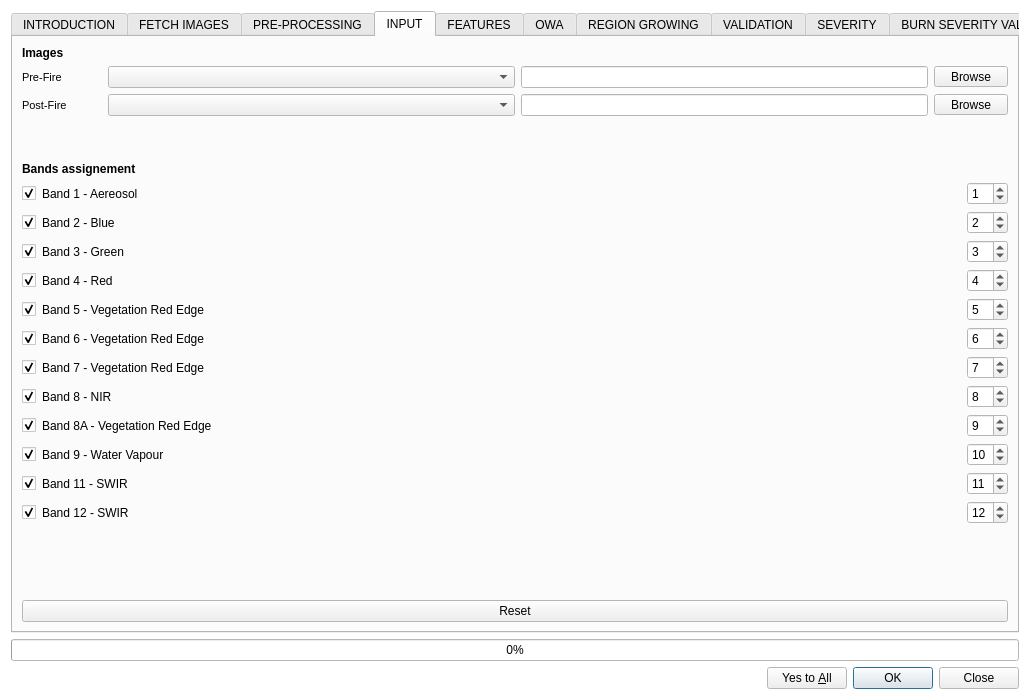
The window that BAD_dialog_base.ui (silviamacchi/BAD_v.3.0.0) describes before a commit, drawn with Qt 5.
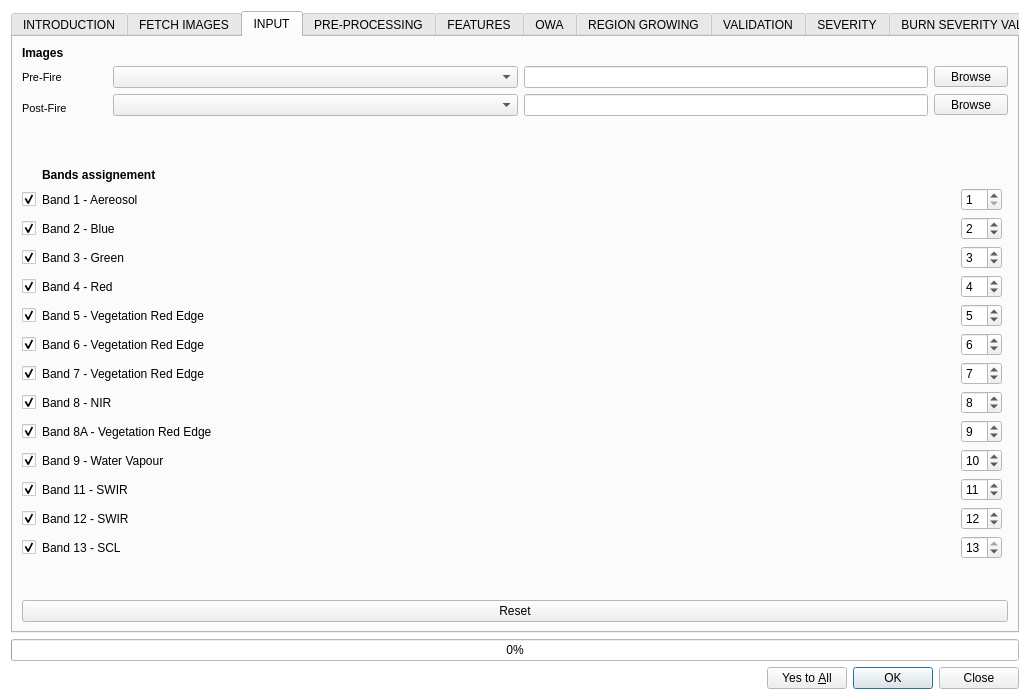
The same window after the commit. The open tabs and pages were chosen to show the change.

Commit message: added AOI coord check and change INPUT and PREPROC tab, to be fixed

Diff of the .ui file:
```diff
--- a/BAD_dialog_base.ui
+++ b/BAD_dialog_base.ui
@@ -161,7 +161,7 @@
      </property>
     </widget>
    </item>
-   <item row="2" column="0">
+   <item row="1" column="0">
     <widget class="QTabWidget" name="tabWidget">
      <property name="sizePolicy">
       <sizepolicy hsizetype="Expanding" vsizetype="Expanding">
@@ -177,6 +177,7 @@
      </property>
      <property name="font">
       <font>
+       <weight>50</weight>
        <bold>false</bold>
       </font>
      </property>
@@ -1255,7 +1256,592 @@
        </item>
       </layout>
      </widget>
-     <widget class="QWidget" name="tabMasking">
+     <widget class="QWidget" name="tab_2">
+      <attribute name="title">
+       <string>INPUT</string>
+      </attribute>
+      <layout class="QGridLayout" name="gridLayout_3">
+       <item row="1" column="0" colspan="2">
+        <layout class="QGridLayout" name="gridLayout_2">
+         <item row="0" column="1">
+          <spacer name="horizontalSpacer_20">
+           <property name="orientation">
+            <enum>Qt::Horizontal</enum>
+           </property>
+           <property name="sizeType">
+            <enum>QSizePolicy::Fixed</enum>
+           </property>
+           <property name="sizeHint" stdset="0">
+            <size>
+             <width>40</width>
+             <height>20</height>
+            </size>
+           </property>
+          </spacer>
+         </item>
+         <item row="0" column="2">
+          <widget class="QComboBox" name="comboBox_prefire">
+           <property name="enabled">
+            <bool>true</bool>
+           </property>
+           <property name="sizePolicy">
+            <sizepolicy hsizetype="Expanding" vsizetype="Fixed">
+             <horstretch>0</horstretch>
+             <verstretch>0</verstretch>
+            </sizepolicy>
+           </property>
+          </widget>
+         </item>
+         <item row="0" column="0">
+          <widget class="QLabel" name="label_42">
+           <property name="font">
+            <font>
+             <pointsize>8</pointsize>
+             <weight>50</weight>
+             <bold>false</bold>
+            </font>
+           </property>
+           <property name="text">
+            <string>Pre-Fire</string>
+           </property>
+          </widget>
+         </item>
+         <item row="1" column="3">
+          <widget class="QLineEdit" name="lineEdit_Post"/>
+         </item>
+         <item row="0" column="4">
+          <widget class="QToolButton" name="toolButton_browse_prefire">
+           <property name="text">
+            <string>   Browse   </string>
+           </property>
+          </widget>
+         </item>
+         <item row="0" column="3">
+          <widget class="QLineEdit" name="lineEdit_Pre"/>
+         </item>
+         <item row="1" column="2">
+          <widget class="QComboBox" name="comboBox_postfire">
+           <property name="sizePolicy">
+            <sizepolicy hsizetype="Expanding" vsizetype="Fixed">
+             <horstretch>0</horstretch>
+             <verstretch>0</verstretch>
+            </sizepolicy>
+           </property>
+          </widget>
+         </item>
+         <item row="1" column="4">
+          <widget class="QToolButton" name="toolButton_browse_postfire">
+           <property name="text">
+            <string>   Browse   </string>
+           </property>
+          </widget>
+         </item>
+         <item row="1" column="0" rowspan="2">
+          <widget class="QLabel" name="label_5">
+           <property name="font">
+            <font>
+             <pointsize>8</pointsize>
+             <weight>50</weight>
+             <bold>false</bold>
+            </font>
+           </property>
+           <property name="text">
+            <string>Post-Fire</string>
+           </property>
+          </widget>
+         </item>
+        </layout>
+       </item>
+       <item row="4" column="0">
+        <layout class="QGridLayout" name="gridLayout_5">
+         <item row="0" column="0">
+          <layout class="QGridLayout" name="gridLayout_14">
+           <item row="10" column="0">
+            <widget class="QCheckBox" name="checkBox_input_B9">
+             <property name="text">
+              <string/>
+             </property>
+             <property name="checked">
+              <bool>true</bool>
+             </property>
+            </widget>
+           </item>
+           <item row="6" column="1">
+            <widget class="QLabel" name="label_22">
+             <property name="text">
+              <string>Band 6 - Vegetation Red Edge</string>
+             </property>
+            </widget>
+           </item>
+           <item row="11" column="1">
+            <widget class="QLabel" name="label_26">
+             <property name="text">
+              <string>Band 11 - SWIR</string>
+             </property>
+            </widget>
+           </item>
+           <item row="12" column="3">
+            <widget class="QSpinBox" name="spinBox_input_B12">
+             <property name="minimum">
+              <number>1</number>
+             </property>
+             <property name="maximum">
+              <number>13</number>
+             </property>
+             <property name="value">
+              <number>12</number>
+             </property>
+            </widget>
+           </item>
+           <item row="1" column="1">
+            <widget class="QLabel" name="label_12">
+             <property name="text">
+              <string>Band 1 - Aereosol</string>
+             </property>
+            </widget>
+           </item>
+           <item row="1" column="3">
+            <widget class="QSpinBox" name="spinBox_input_B1">
+             <property name="minimum">
+              <number>1</number>
+             </property>
+             <property name="maximum">
+              <number>13</number>
+             </property>
+             <property name="value">
+              <number>1</number>
+             </property>
+            </widget>
+           </item>
+           <item row="7" column="1">
+            <widget class="QLabel" name="label_25">
+             <property name="text">
+              <string>Band 7 - Vegetation Red Edge</string>
+             </property>
+            </widget>
+           </item>
+           <item row="5" column="1">
+            <widget class="QLabel" name="label_21">
+             <property name="text">
+              <string>Band 5 - Vegetation Red Edge</string>
+             </property>
+            </widget>
+           </item>
+           <item row="6" column="3">
+            <widget class="QSpinBox" name="spinBox_input_B6">
+             <property name="minimum">
+              <number>1</number>
+             </property>
+             <property name="maximum">
+              <number>13</number>
+             </property>
+             <property name="value">
+              <number>6</number>
+             </property>
+            </widget>
+           </item>
+           <item row="10" column="3">
+            <widget class="QSpinBox" name="spinBox_input_B9">
+             <property name="minimum">
+              <number>1</number>
+             </property>
+             <property name="maximum">
+              <number>13</number>
+             </property>
+             <property name="value">
+              <number>10</number>
+             </property>
+            </widget>
+           </item>
+           <item row="3" column="3">
+            <widget class="QSpinBox" name="spinBox_input_B3">
+             <property name="minimum">
+              <number>1</number>
+             </property>
+             <property name="maximum">
+              <number>13</number>
+             </property>
+             <property name="value">
+              <number>3</number>
+             </property>
+            </widget>
+           </item>
+           <item row="1" column="2">
+            <spacer name="horizontalSpacer">
+             <property name="orientation">
+              <enum>Qt::Horizontal</enum>
+             </property>
+             <property name="sizeHint" stdset="0">
+              <size>
+               <width>40</width>
+               <height>20</height>
+              </size>
+             </property>
+            </spacer>
+           </item>
+           <item row="13" column="3">
+            <widget class="QSpinBox" name="spinBox_input_B13">
+             <property name="minimum">
+              <number>1</number>
+             </property>
+             <property name="maximum">
+              <number>13</number>
+             </property>
+             <property name="value">
+              <number>13</number>
+             </property>
+            </widget>
+           </item>
+           <item row="5" column="3">
+            <widget class="QSpinBox" name="spinBox_input_B5">
+             <property name="minimum">
+              <number>1</number>
+             </property>
+             <property name="maximum">
+              <number>13</number>
+             </property>
+             <property name="value">
+              <number>5</number>
+             </property>
+            </widget>
+           </item>
+           <item row="8" column="3">
+            <widget class="QSpinBox" name="spinBox_input_B8">
+             <property name="minimum">
+              <number>1</number>
+             </property>
+             <property name="maximum">
+              <number>13</number>
+             </property>
+             <property name="value">
+              <number>8</number>
+             </property>
+            </widget>
+           </item>
+           <item row="3" column="1">
+            <widget class="QLabel" name="label_19">
+             <property name="text">
+              <string>Band 3 - Green</string>
+             </property>
+            </widget>
+           </item>
+           <item row="3" column="0">
+            <widget class="QCheckBox" name="checkBox_input_B3">
+             <property name="text">
+              <string/>
+             </property>
+             <property name="checked">
+              <bool>true</bool>
+             </property>
+            </widget>
+           </item>
+           <item row="11" column="0">
+            <widget class="QCheckBox" name="checkBox_input_B11">
+             <property name="text">
+              <string/>
+             </property>
+             <property name="checked">
+              <bool>true</bool>
+             </property>
+            </widget>
+           </item>
+           <item row="10" column="1">
+            <widget class="QLabel" name="label_23">
+             <property name="text">
+              <string>Band 9 - Water Vapour</string>
+             </property>
+            </widget>
+           </item>
+           <item row="5" column="0">
+            <widget class="QCheckBox" name="checkBox_input_B5">
+             <property name="text">
+              <string/>
+             </property>
+             <property name="checked">
+              <bool>true</bool>
+             </property>
+            </widget>
+           </item>
+           <item row="1" column="0">
+            <widget class="QCheckBox" name="checkBox_input_B1">
+             <property name="text">
+              <string/>
+             </property>
+             <property name="checked">
+              <bool>true</bool>
+             </property>
+            </widget>
+           </item>
+           <item row="6" column="0">
+            <widget class="QCheckBox" name="checkBox_input_B6">
+             <property name="text">
+              <string/>
+             </property>
+             <property name="checked">
+              <bool>true</bool>
+             </property>
+            </widget>
+           </item>
+           <item row="9" column="3">
+            <widget class="QSpinBox" name="spinBox_input_B8A">
+             <property name="minimum">
+              <number>1</number>
+             </property>
+             <property name="maximum">
+              <number>13</number>
+             </property>
+             <property name="value">
+              <number>9</number>
+             </property>
+            </widget>
+           </item>
+           <item row="8" column="1">
+            <widget class="QLabel" name="label_24">
+             <property name="text">
+              <string>Band 8 - NIR</string>
+             </property>
+            </widget>
+           </item>
+           <item row="2" column="1">
+            <widget class="QLabel" name="label_20">
+             <property name="text">
+              <string>Band 2 - Blue</string>
+             </property>
+            </widget>
+           </item>
+           <item row="13" column="0">
+            <widget class="QCheckBox" name="checkBox_input_B13">
+             <property name="text">
+              <string/>
+             </property>
+             <property name="checked">
+              <bool>true</bool>
+             </property>
+            </widget>
+           </item>
+           <item row="8" column="0">
+            <widget class="QCheckBox" name="checkBox_input_B8">
+             <property name="text">
+              <string/>
+             </property>
+             <property name="checked">
+              <bool>true</bool>
+             </property>
+            </widget>
+           </item>
+           <item row="13" column="1">
+            <widget class="QLabel" name="label_89">
+             <property name="text">
+              <string>Band 13 - SCL</string>
+             </property>
+            </widget>
+           </item>
+           <item row="7" column="0">
+            <widget class="QCheckBox" name="checkBox_input_B7">
+             <property name="text">
+              <string/>
+             </property>
+             <property name="checked">
+              <bool>true</bool>
+             </property>
+            </widget>
+           </item>
+           <item row="9" column="1">
+            <widget class="QLabel" name="label_63">
+             <property name="text">
+              <string>Band 8A - Vegetation Red Edge</string>
+             </property>
+            </widget>
+           </item>
+           <item row="11" column="3">
+            <widget class="QSpinBox" name="spinBox_input_B11">
+             <property name="minimum">
+              <number>1</number>
+             </property>
+             <property name="maximum">
+              <number>13</number>
+             </property>
+             <property name="value">
+              <number>11</number>
+             </property>
+            </widget>
+           </item>
+           <item row="12" column="1">
+            <widget class="QLabel" name="label_28">
+             <property name="text">
+              <string>Band 12 - SWIR</string>
+             </property>
+            </widget>
+           </item>
+           <item row="4" column="0">
+            <widget class="QCheckBox" name="checkBox_input_B4">
+             <property name="text">
+              <string/>
+             </property>
+             <property name="checked">
+              <bool>true</bool>
+             </property>
+            </widget>
+           </item>
+           <item row="4" column="3">
+            <widget class="QSpinBox" name="spinBox_input_B4">
+             <property name="minimum">
+              <number>1</number>
+             </property>
+             <property name="maximum">
+              <number>13</number>
+             </property>
+             <property name="value">
+              <number>4</number>
+             </property>
+            </widget>
+           </item>
+           <item row="7" column="3">
+            <widget class="QSpinBox" name="spinBox_input_B7">
+             <property name="minimum">
+              <number>1</number>
+             </property>
+             <property name="maximum">
+              <number>13</number>
+             </property>
+             <property name="value">
+              <number>7</number>
+             </property>
+            </widget>
+           </item>
+           <item row="2" column="0">
+            <widget class="QCheckBox" name="checkBox_input_B2">
+             <property name="text">
+              <string/>
+             </property>
+             <property name="checked">
+              <bool>true</bool>
+             </property>
+            </widget>
+           </item>
+           <item row="12" column="0">
+            <widget class="QCheckBox" name="checkBox_input_B12">
+             <property name="text">
+              <string/>
+             </property>
+             <property name="checked">
+              <bool>true</bool>
+             </property>
+            </widget>
+           </item>
+           <item row="4" column="1">
+            <widget class="QLabel" name="label_13">
+             <property name="text">
+              <string>Band 4 - Red</string>
+             </property>
+            </widget>
+           </item>
+           <item row="2" column="3">
+            <widget class="QSpinBox" name="spinBox_input_B2">
+             <property name="minimum">
+              <number>1</number>
+             </property>
+             <property name="maximum">
+              <number>13</number>
+             </property>
+             <property name="value">
+              <number>2</number>
+             </property>
+            </widget>
+           </item>
+           <item row="9" column="0">
+            <widget class="QCheckBox" name="checkBox_input_B8A">
+             <property name="text">
+              <string/>
+             </property>
+             <property name="checked">
+              <bool>true</bool>
+             </property>
+            </widget>
+           </item>
+           <item row="0" column="1">
+            <widget class="QLabel" name="label_10">
+             <property name="font">
+              <font>
+               <pointsize>9</pointsize>
+               <weight>75</weight>
+               <bold>true</bold>
+              </font>
+             </property>
+             <property name="text">
+              <string>Bands assignement</string>
+             </property>
+            </widget>
+           </item>
+          </layout>
+         </item>
+         <item row="1" column="0">
+          <spacer name="verticalSpacer_10">
+           <property name="orientation">
+            <enum>Qt::Vertical</enum>
+           </property>
+           <property name="sizeType">
+            <enum>QSizePolicy::Expanding</enum>
+           </property>
+           <property name="sizeHint" stdset="0">
+            <size>
+             <width>20</width>
+             <height>5</height>
+            </size>
+           </property>
+          </spacer>
+         </item>
+        </layout>
+       </item>
+       <item row="7" column="0" colspan="2">
+        <widget class="QPushButton" name="pushButton_input_reset">
+         <property name="sizePolicy">
+          <sizepolicy hsizetype="Expanding" vsizetype="Fixed">
+           <horstretch>0</horstretch>
+           <verstretch>0</verstretch>
+          </sizepolicy>
+         </property>
+         <property name="layoutDirection">
+          <enum>Qt::RightToLeft</enum>
+         </property>
+         <property name="text">
+          <string>Reset</string>
+         </property>
+        </widget>
+       </item>
+       <item row="0" column="0">
+        <widget class="QLabel" name="label_11">
+         <property name="font">
+          <font>
+           <pointsize>9</pointsize>
+           <weight>75</weight>
+           <bold>true</bold>
+          </font>
+         </property>
+         <property name="text">
+          <string>Images</string>
+         </property>
+        </widget>
+       </item>
+       <item row="3" column="0">
+        <spacer name="verticalSpacer_7">
+         <property name="orientation">
+          <enum>Qt::Vertical</enum>
+         </property>
+         <property name="sizeType">
+          <enum>QSizePolicy::Fixed</enum>
+         </property>
+         <property name="sizeHint" stdset="0">
+          <size>
+           <width>20</width>
+           <height>40</height>
+          </size>
+         </property>
+        </spacer>
+       </item>
+      </layout>
+     </widget>
+     <widget class="QWidget" name="tab_Masking">
       <attribute name="title">
        <string>PRE-PROCESSING</string>
       </attribute>
@@ -1567,581 +2153,6 @@
        </item>
       </layout>
      </widget>
-     <widget class="QWidget" name="tab_2">
-      <attribute name="title">
-       <string>INPUT</string>
-      </attribute>
-      <layout class="QGridLayout" name="gridLayout_3">
-       <item row="0" column="0" colspan="2">
-        <layout class="QGridLayout" name="gridLayout_2">
-         <item row="6" column="0">
-          <layout class="QGridLayout" name="gridLayout_5">
-           <item row="0" column="0">
-            <layout class="QGridLayout" name="gridLayout_14">
-             <item row="4" column="1">
-              <widget class="QLabel" name="label_21">
-               <property name="text">
-                <string>Band 5 - Vegetation Red Edge</string>
-               </property>
-              </widget>
-             </item>
-             <item row="0" column="2">
-              <spacer name="horizontalSpacer">
-               <property name="orientation">
-                <enum>Qt::Horizontal</enum>
-               </property>
-               <property name="sizeHint" stdset="0">
-                <size>
-                 <width>40</width>
-                 <height>20</height>
-                </size>
-               </property>
-              </spacer>
-             </item>
-             <item row="9" column="1">
-              <widget class="QLabel" name="label_23">
-               <property name="text">
-                <string>Band 9 - Water Vapour</string>
-               </property>
-              </widget>
-             </item>
-             <item row="3" column="0">
-              <widget class="QCheckBox" name="checkBox_input_B4">
-               <property name="text">
-                <string/>
-               </property>
-               <property name="checked">
-                <bool>true</bool>
-               </property>
-              </widget>
-             </item>
-             <item row="0" column="1">
-              <widget class="QLabel" name="label_12">
-               <property name="text">
-                <string>Band 1 - Aereosol</string>
-               </property>
-              </widget>
-             </item>
-             <item row="5" column="0">
-              <widget class="QCheckBox" name="checkBox_input_B6">
-               <property name="text">
-                <string/>
-               </property>
-               <property name="checked">
-                <bool>true</bool>
-               </property>
-              </widget>
-             </item>
-             <item row="6" column="1">
-              <widget class="QLabel" name="label_25">
-               <property name="text">
-                <string>Band 7 - Vegetation Red Edge</string>
-               </property>
-              </widget>
-             </item>
-             <item row="1" column="0">
-              <widget class="QCheckBox" name="checkBox_input_B2">
-               <property name="text">
-                <string/>
-               </property>
-               <property name="checked">
-                <bool>true</bool>
-               </property>
-              </widget>
-             </item>
-             <item row="5" column="1">
-              <widget class="QLabel" name="label_22">
-               <property name="text">
-                <string>Band 6 - Vegetation Red Edge</string>
-               </property>
-              </widget>
-             </item>
-             <item row="10" column="0">
-              <widget class="QCheckBox" name="checkBox_input_B11">
-               <property name="text">
-                <string/>
-               </property>
-               <property name="checked">
-                <bool>true</bool>
-               </property>
-              </widget>
-             </item>
-             <item row="7" column="1">
-              <widget class="QLabel" name="label_24">
-               <property name="text">
-                <string>Band 8 - NIR</string>
-               </property>
-              </widget>
-             </item>
-             <item row="8" column="1">
-              <widget class="QLabel" name="label_63">
-               <property name="text">
-                <string>Band 8A - Vegetation Red Edge</string>
-               </property>
-              </widget>
-             </item>
-             <item row="1" column="1">
-              <widget class="QLabel" name="label_20">
-               <property name="text">
-                <string>Band 2 - Blue</string>
-               </property>
-              </widget>
-             </item>
-             <item row="2" column="1">
-              <widget class="QLabel" name="label_19">
-               <property name="text">
-                <string>Band 3 - Green</string>
-               </property>
-              </widget>
-             </item>
-             <item row="7" column="0">
-              <widget class="QCheckBox" name="checkBox_input_B8">
-               <property name="text">
-                <string/>
-               </property>
-               <property name="checked">
-                <bool>true</bool>
-               </property>
-              </widget>
-             </item>
-             <item row="6" column="0">
-              <widget class="QCheckBox" name="checkBox_input_B7">
-               <property name="text">
-                <string/>
-               </property>
-               <property name="checked">
-                <bool>true</bool>
-               </property>
-              </widget>
-             </item>
-             <item row="4" column="0">
-              <widget class="QCheckBox" name="checkBox_input_B5">
-               <property name="text">
-                <string/>
-               </property>
-               <property name="checked">
-                <bool>true</bool>
-               </property>
-              </widget>
-             </item>
-             <item row="0" column="0">
-              <widget class="QCheckBox" name="checkBox_input_B1">
-               <property name="text">
-                <string/>
-               </property>
-               <property name="checked">
-                <bool>true</bool>
-               </property>
-              </widget>
-             </item>
-             <item row="0" column="3">
-              <widget class="QSpinBox" name="spinBox_input_B1">
-               <property name="minimum">
-                <number>0</number>
-               </property>
-               <property name="maximum">
-                <number>13</number>
-               </property>
-               <property name="value">
-                <number>1</number>
-               </property>
-              </widget>
-             </item>
-             <item row="8" column="0">
-              <widget class="QCheckBox" name="checkBox_input_B8A">
-               <property name="text">
-                <string/>
-               </property>
-               <property name="checked">
-                <bool>true</bool>
-               </property>
-              </widget>
-             </item>
-             <item row="3" column="1">
-              <widget class="QLabel" name="label_13">
-               <property name="text">
-                <string>Band 4 - Red</string>
-               </property>
-              </widget>
-             </item>
-             <item row="9" column="0">
-              <widget class="QCheckBox" name="checkBox_input_B9">
-               <property name="text">
-                <string/>
-               </property>
-               <property name="checked">
-                <bool>true</bool>
-               </property>
-              </widget>
-             </item>
-             <item row="10" column="1">
-              <widget class="QLabel" name="label_26">
-               <property name="text">
-                <string>Band 11 - SWIR</string>
-               </property>
-              </widget>
-             </item>
-             <item row="2" column="0">
-              <widget class="QCheckBox" name="checkBox_input_B3">
-               <property name="text">
-                <string/>
-               </property>
-               <property name="checked">
-                <bool>true</bool>
-               </property>
-              </widget>
-             </item>
-             <item row="11" column="0">
-              <widget class="QCheckBox" name="checkBox_input_B12">
-               <property name="text">
-                <string/>
-               </property>
-               <property name="checked">
-                <bool>true</bool>
-               </property>
-              </widget>
-             </item>
-             <item row="11" column="1">
-              <widget class="QLabel" name="label_28">
-               <property name="text">
-                <string>Band 12 - SWIR</string>
-               </property>
-              </widget>
-             </item>
-             <item row="1" column="3">
-              <widget class="QSpinBox" name="spinBox_input_B2">
-               <property name="minimum">
-                <number>0</number>
-               </property>
-               <property name="maximum">
-                <number>13</number>
-               </property>
-               <property name="value">
-                <number>2</number>
-               </property>
-              </widget>
-             </item>
-             <item row="2" column="3">
-              <widget class="QSpinBox" name="spinBox_input_B3">
-               <property name="minimum">
-                <number>0</number>
-               </property>
-               <property name="maximum">
-                <number>13</number>
-               </property>
-               <property name="value">
-                <number>3</number>
-               </property>
-              </widget>
-             </item>
-             <item row="3" column="3">
-              <widget class="QSpinBox" name="spinBox_input_B4">
-               <property name="minimum">
-                <number>0</number>
-               </property>
-               <property name="maximum">
-                <number>13</number>
-               </property>
-               <property name="value">
-                <number>4</number>
-               </property>
-              </widget>
-             </item>
-             <item row="4" column="3">
-              <widget class="QSpinBox" name="spinBox_input_B5">
-               <property name="minimum">
-                <number>0</number>
-               </property>
-               <property name="maximum">
-                <number>13</number>
-               </property>
-               <property name="value">
-                <number>5</number>
-               </property>
-              </widget>
-             </item>
-             <item row="5" column="3">
-              <widget class="QSpinBox" name="spinBox_input_B6">
-               <property name="minimum">
-                <number>0</number>
-               </property>
-               <property name="maximum">
-                <number>13</number>
-               </property>
-               <property name="value">
-                <number>6</number>
-               </property>
-              </widget>
-             </item>
-             <item row="6" column="3">
-              <widget class="QSpinBox" name="spinBox_input_B7">
-               <property name="minimum">
-                <number>0</number>
-               </property>
-               <property name="maximum">
-                <number>13</number>
-               </property>
-               <property name="value">
-                <number>7</number>
-               </property>
-              </widget>
-             </item>
-             <item row="7" column="3">
-              <widget class="QSpinBox" name="spinBox_input_B8">
-               <property name="minimum">
-                <number>0</number>
-               </property>
-               <property name="maximum">
-                <number>13</number>
-               </property>
-               <property name="value">
-                <number>8</number>
-               </property>
-              </widget>
-             </item>
-             <item row="8" column="3">
-              <widget class="QSpinBox" name="spinBox_input_B8A">
-               <property name="minimum">
-                <number>0</number>
-               </property>
-               <property name="maximum">
-                <number>13</number>
-               </property>
-               <property name="value">
-                <number>9</number>
-               </property>
-              </widget>
-             </item>
-             <item row="9" column="3">
-              <widget class="QSpinBox" name="spinBox_input_B9">
-               <property name="minimum">
-                <number>0</number>
-               </property>
-               <property name="maximum">
-                <number>13</number>
-               </property>
-               <property name="value">
-                <number>10</number>
-               </property>
-              </widget>
-             </item>
-             <item row="10" column="3">
-              <widget class="QSpinBox" name="spinBox_input_B11">
-               <property name="minimum">
-                <number>0</number>
-               </property>
-               <property name="maximum">
-                <number>13</number>
-               </property>
-               <property name="value">
-                <number>11</number>
-               </property>
-              </widget>
-             </item>
-             <item row="11" column="3">
-              <widget class="QSpinBox" name="spinBox_input_B12">
-               <property name="minimum">
-                <number>0</number>
-               </property>
-               <property name="maximum">
-                <number>13</number>
-               </property>
-               <property name="value">
-                <number>12</number>
-               </property>
-              </widget>
-             </item>
-            </layout>
-           </item>
-          </layout>
-         </item>
-         <item row="2" column="0">
-          <layout class="QHBoxLayout" name="horizontalLayout_24">
-           <item>
-            <widget class="QLabel" name="label_5">
-             <property name="font">
-              <font>
-               <pointsize>8</pointsize>
-               <bold>false</bold>
-              </font>
-             </property>
-             <property name="text">
-              <string>Post-Fire</string>
-             </property>
-            </widget>
-           </item>
-           <item>
-            <spacer name="horizontalSpacer_19">
-             <property name="orientation">
-              <enum>Qt::Horizontal</enum>
-             </property>
-             <property name="sizeType">
-              <enum>QSizePolicy::Fixed</enum>
-             </property>
-             <property name="sizeHint" stdset="0">
-              <size>
-               <width>35</width>
-               <height>20</height>
-              </size>
-             </property>
-            </spacer>
-           </item>
-           <item>
-            <widget class="QComboBox" name="comboBox_postfire">
-             <property name="sizePolicy">
-              <sizepolicy hsizetype="Expanding" vsizetype="Fixed">
-               <horstretch>0</horstretch>
-               <verstretch>0</verstretch>
-              </sizepolicy>
-             </property>
-            </widget>
-           </item>
-           <item>
-            <widget class="QLineEdit" name="lineEdit_Post"/>
-           </item>
-           <item>
-            <widget class="QToolButton" name="toolButton_browse_postfire">
-             <property name="text">
-              <string>   Browse   </string>
-             </property>
-            </widget>
-           </item>
-          </layout>
-         </item>
-         <item row="0" column="0">
-          <widget class="QLabel" name="label_11">
-           <property name="font">
-            <font>
-             <pointsize>9</pointsize>
-             <bold>true</bold>
-            </font>
-           </property>
-           <property name="text">
-            <string>Images</string>
-           </property>
-          </widget>
-         </item>
-         <item row="5" column="0">
-          <widget class="QLabel" name="label_10">
-           <property name="font">
-            <font>
-             <pointsize>9</pointsize>
-             <bold>true</bold>
-            </font>
-           </property>
-           <property name="text">
-            <string>Bands assignement</string>
-           </property>
-          </widget>
-         </item>
-         <item row="1" column="0">
-          <layout class="QHBoxLayout" name="horizontalLayout_18">
-           <item>
-            <widget class="QLabel" name="label_42">
-             <property name="font">
-              <font>
-               <pointsize>8</pointsize>
-               <bold>false</bold>
-              </font>
-             </property>
-             <property name="text">
-              <string>Pre-Fire</string>
-             </property>
-            </widget>
-           </item>
-           <item>
-            <spacer name="horizontalSpacer_20">
-             <property name="orientation">
-              <enum>Qt::Horizontal</enum>
-             </property>
-             <property name="sizeType">
-              <enum>QSizePolicy::Fixed</enum>
-             </property>
-             <property name="sizeHint" stdset="0">
-              <size>
-               <width>40</width>
-               <height>20</height>
-              </size>
-             </property>
-            </spacer>
-           </item>
-           <item>
-            <widget class="QComboBox" name="comboBox_prefire">
-             <property name="enabled">
-              <bool>true</bool>
-             </property>
-             <property name="sizePolicy">
-              <sizepolicy hsizetype="Expanding" vsizetype="Fixed">
-               <horstretch>0</horstretch>
-               <verstretch>0</verstretch>
-              </sizepolicy>
-             </property>
-            </widget>
-           </item>
-           <item>
-            <widget class="QLineEdit" name="lineEdit_Pre"/>
-           </item>
-           <item>
-            <widget class="QToolButton" name="toolButton_browse_prefire">
-             <property name="text">
-              <string>   Browse   </string>
-             </property>
-            </widget>
-           </item>
-          </layout>
-         </item>
-         <item row="3" column="0" rowspan="2">
-          <spacer name="verticalSpacer_7">
-           <property name="orientation">
-            <enum>Qt::Vertical</enum>
-           </property>
-           <property name="sizeType">
-            <enum>QSizePolicy::Fixed</enum>
-           </property>
-           <property name="sizeHint" stdset="0">
-            <size>
-             <width>20</width>
-             <height>40</height>
-            </size>
-           </property>
-          </spacer>
-         </item>
-        </layout>
-       </item>
-       <item row="1" column="0">
-        <spacer name="verticalSpacer_10">
-         <property name="orientation">
-          <enum>Qt::Vertical</enum>
-         </property>
-         <property name="sizeType">
-          <enum>QSizePolicy::Expanding</enum>
-         </property>
-         <property name="sizeHint" stdset="0">
-          <size>
-           <width>20</width>
-           <height>5</height>
-          </size>
-         </property>
-        </spacer>
-       </item>
-       <item row="4" column="0" colspan="2">
-        <widget class="QPushButton" name="pushButton_input_reset">
-         <property name="sizePolicy">
-          <sizepolicy hsizetype="Expanding" vsizetype="Fixed">
-           <horstretch>0</horstretch>
-           <verstretch>0</verstretch>
-          </sizepolicy>
-         </property>
-         <property name="layoutDirection">
-          <enum>Qt::RightToLeft</enum>
-         </property>
-         <property name="text">
-          <string>Reset</string>
-         </property>
-        </widget>
-       </item>
-      </layout>
-     </widget>
      <widget class="QWidget" name="tab_3">
       <attribute name="title">
        <string>FEATURES</string>
@@ -7946,6 +7957,7 @@
          <property name="font">
           <font>
            <pointsize>9</pointsize>
+           <weight>75</weight>
            <bold>true</bold>
           </font>
          </property>
```
Left out of the diff: 795 changed lines with no effect on the pictures. The commit also changes 1 other file.
